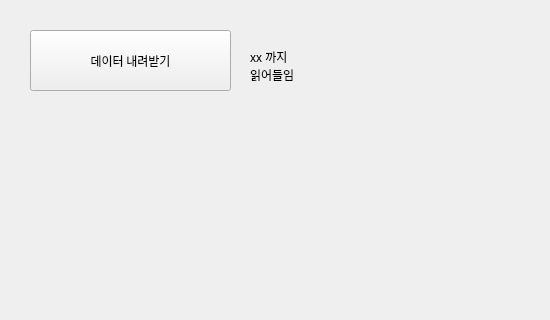
Before: the Qt Designer form img/ui/main_second_window.ui in kbeekim/lol_teamfight, drawn with Qt 5; both pictures show x 0 to 550 and y 0 to 320 of the 847 by 635 pixel window.
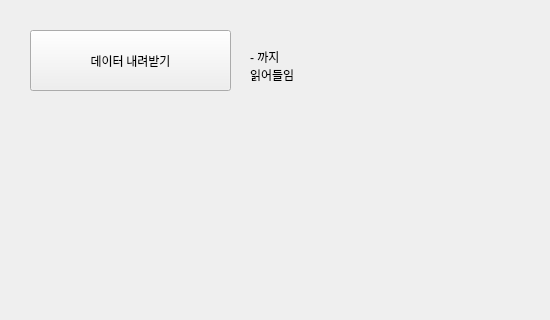
After: the same form once the commit is applied.

Diff of the .ui file:
```diff
--- a/img/ui/main_second_window.ui
+++ b/img/ui/main_second_window.ui
@@ -41,7 +41,7 @@
     </rect>
    </property>
    <property name="text">
-    <string>xx 까지 
+    <string>- 까지 
 읽어들임</string>
    </property>
   </widget>
```
